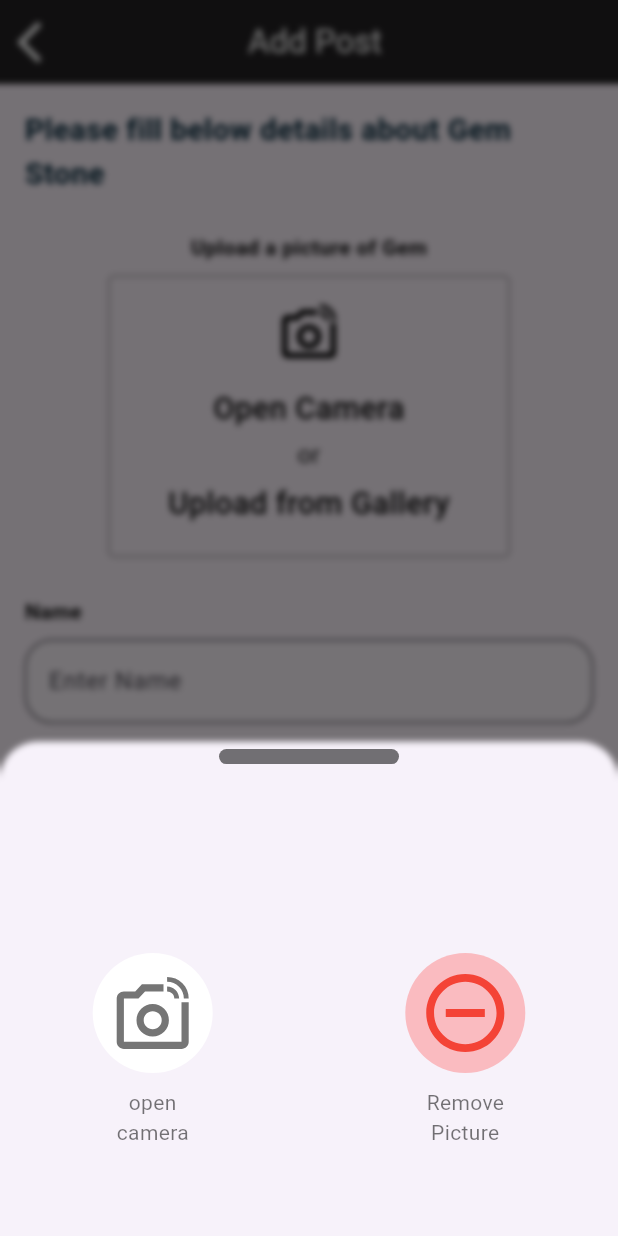
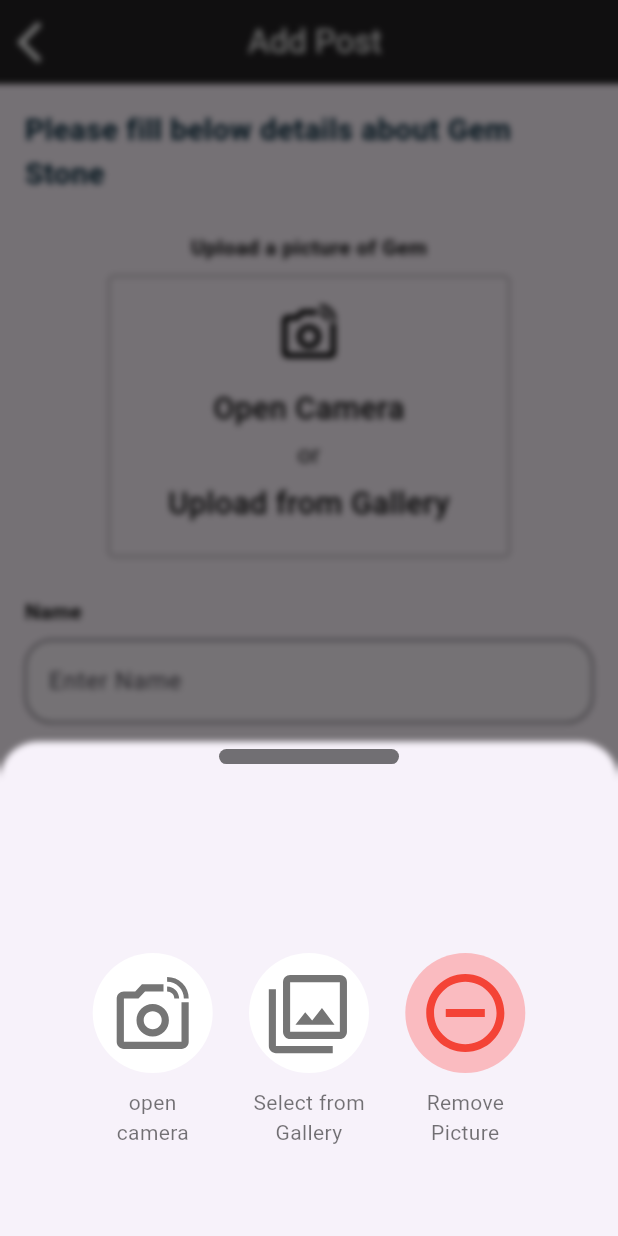
Before and after one commit to Sabithfulail/gem_book_mobile_app, a Flutter app: the AddPostView screen opened by its route, after a tap on "Open Camera", on a phone screen of 412 x 824 dp. Run offline on Flutter 3.47's test engine with Material 3 defaults, Android fonts, the phone set to English and light mode, and no system bars; our stand-ins replace cloud_firestore, curved_navigation_bar, firebase_auth, firebase_core, flutter_secure_storage, flutter_svg and 3 more; missing offline and left inert: tflite_flutter; accounts and stored records are empty.

```diff
--- a/lib/features/presentation/views/add_post/add_post_view.dart
+++ b/lib/features/presentation/views/add_post/add_post_view.dart
@@ -327,17 +327,17 @@ class _AddPostViewState extends State<AddPostView> {
                                 _showCameraGemImage("");
                               },
                             ),
-                            // InkWell(
-                            //   child: const ChooseImageComponent(
-                            //       title: "Select from\nGallery",
-                            //       bgColor: AppColors.appWhiteColor,
-                            //       iconColor: AppColors.appTextGrayColor,
-                            //       image: AppImages.iconGallery),
-                            //   // onTap: () {
-                            //   //   Navigator.of(context).pop();
-                            //   //   _showGalleryGemImage("");
-                            //   // },
-                            // ),
+                            InkWell(
+                              child: const ChooseImageComponent(
+                                  title: "Select from\nGallery",
+                                  bgColor: AppColors.appWhiteColor,
+                                  iconColor: AppColors.appTextGrayColor,
+                                  image: AppImages.iconGallery),
+                              // onTap: () {
+                              //   Navigator.of(context).pop();
+                              //   _showGalleryGemImage("");
+                              // },
+                            ),
                             InkWell(
                               child: const ChooseImageComponent(
                                   title: "Remove\nPicture",
```
